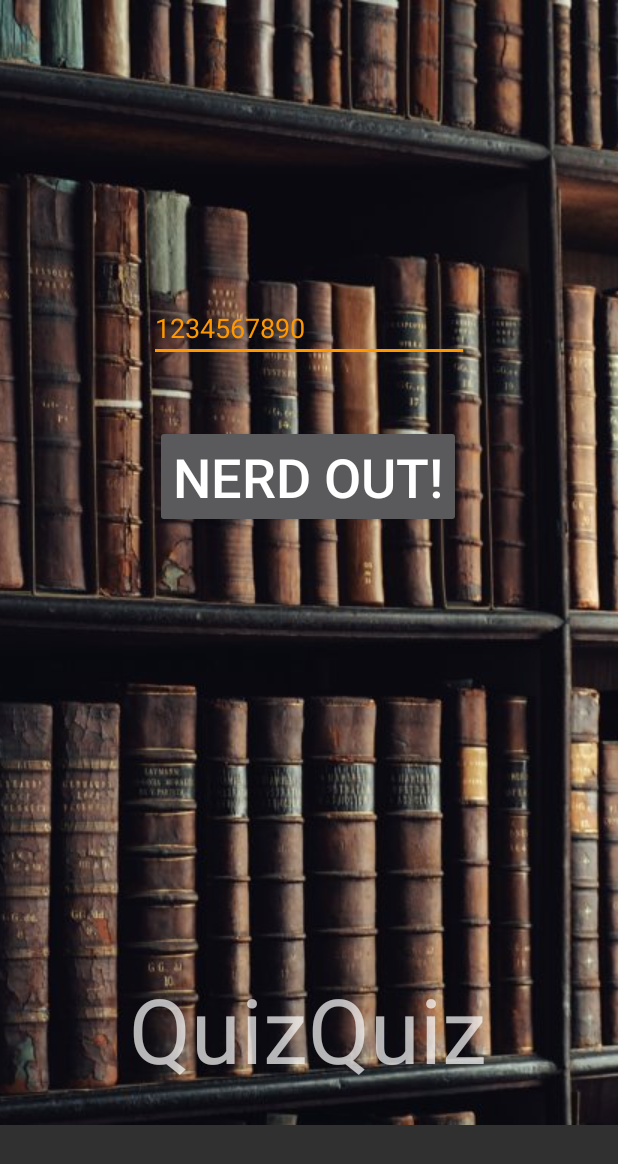
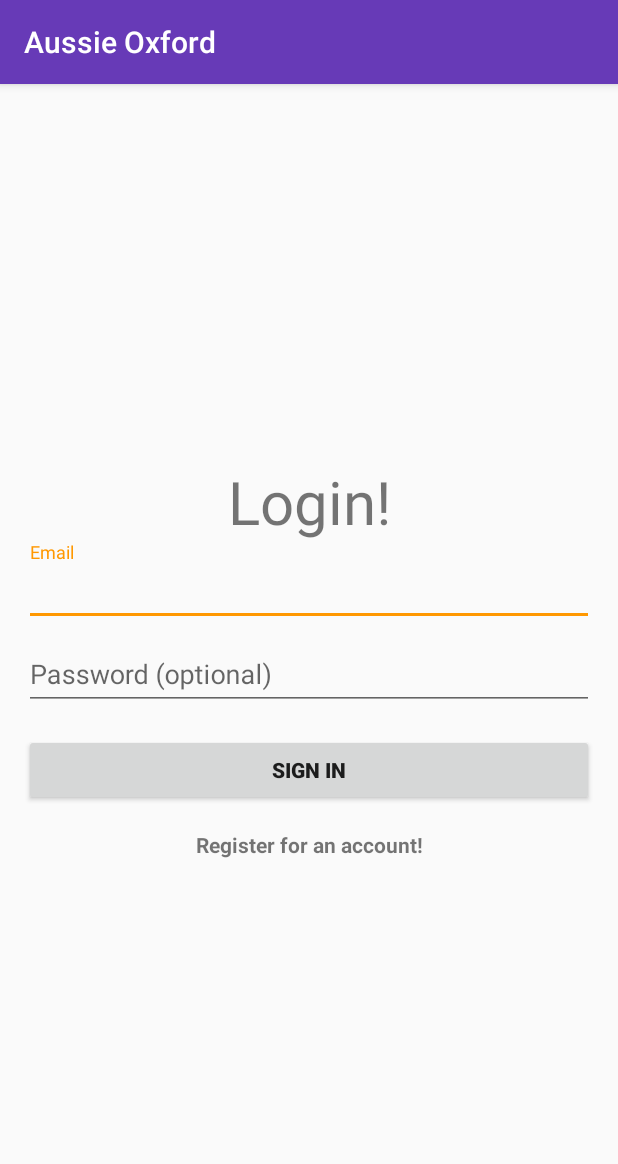
Before and after one commit to evanjohnso/QuickQuiz, an Android app: the screen it shows after launch (MainActivity before the commit, LoginActivity after it), on a phone screen of 412 x 824 dp. Shown: the top 1164 px of the screen. Run offline under Robolectric (Android 15) with nearby library versions, the phone set to English and light mode, and no system bars; our stand-ins replace ButterKnife, Firebase (no records; nobody signed in at launch, a user with empty details on screens opened directly); 2 statements that could not run were skipped.

Commit message:
add login activity

```diff
--- /dev/null
+++ b/app/src/main/java/com/evanrjohnso/quickquiz/ui/LoginActivity.java
@@ -0,0 +1,423 @@
+package com.evanrjohnso.quickquiz.ui;
+
+import android.animation.Animator;
+import android.animation.AnimatorListenerAdapter;
+import android.annotation.TargetApi;
+import android.content.Intent;
+import android.content.pm.PackageManager;
+import android.support.annotation.NonNull;
+import android.support.design.widget.Snackbar;
+import android.support.v7.app.AppCompatActivity;
+import android.app.LoaderManager.LoaderCallbacks;
+
+import android.content.CursorLoader;
+import android.content.Loader;
+import android.database.Cursor;
+import android.net.Uri;
+import android.os.AsyncTask;
+
+import android.os.Build;
+import android.os.Bundle;
+import android.provider.ContactsContract;
+import android.text.TextUtils;
+import android.util.Log;
+import android.view.KeyEvent;
+import android.view.View;
+import android.view.View.OnClickListener;
+import android.view.inputmethod.EditorInfo;
+import android.widget.ArrayAdapter;
+import android.widget.AutoCompleteTextView;
+import android.widget.Button;
+import android.widget.EditText;
+import android.widget.TextView;
+import android.widget.Toast;
+
+import com.evanrjohnso.quickquiz.R;
+import com.google.android.gms.tasks.OnCompleteListener;
+import com.google.android.gms.tasks.Task;
+import com.google.firebase.auth.AuthResult;
+import com.google.firebase.auth.FirebaseAuth;
+import com.google.firebase.auth.FirebaseUser;
+
+import java.util.ArrayList;
+import java.util.List;
+
+import butterknife.Bind;
+import butterknife.ButterKnife;
+import butterknife.OnClick;
+
+import static android.Manifest.permission.READ_CONTACTS;
+
+/**
+ * A login screen that offers login via email/password.
+ */
+public class LoginActivity extends AppCompatActivity implements LoaderCallbacks<Cursor> {
+
+    /**
+     * Id to identity READ_CONTACTS permission request.
+     */
+    private static final int REQUEST_READ_CONTACTS = 0;
+
+    /**
+     * A dummy authentication store containing known user names and passwords.
+     * TODO: remove after connecting to a real authentication system.
+     */
+    private static final String[] DUMMY_CREDENTIALS = new String[]{
+            "foo@example.com:hello", "bar@example.com:world"
+    };
+    /**
+     * Keep track of the login task to ensure we can cancel it if requested.
+     */
+    private UserLoginTask mAuthTask = null;
+    private FirebaseAuth firebaseAuth;
+    private FirebaseAuth.AuthStateListener fbAuthListener;
+
+    @OnClick(R.id.email_sign_in_button)
+    public void signInButtonClicked(View v) {
+        attemptLogin();
+    }
+    @Bind(R.id.email) AutoCompleteTextView mEmailEditText;
+    @Bind(R.id.password) EditText mPasswordEditText;
+
+    @OnClick(R.id.register_account_textview)
+    public void registerButtonClicked(View v) {
+        startActivity(new Intent(LoginActivity.this, CreateAccountActivity.class));
+        finish();
+    }
+
+    private AutoCompleteTextView mEmailView;
+    private EditText mPasswordView;
+    private View mProgressView;
+    private View mLoginFormView;
+
+    @Override
+    protected void onCreate(Bundle savedInstanceState) {
+        super.onCreate(savedInstanceState);
+        setContentView(R.layout.activity_login);
+        // Set up the login form.
+        mEmailView = (AutoCompleteTextView) findViewById(R.id.email);
+
+        firebaseAuth = FirebaseAuth.getInstance();
+        fbAuthListener = createAuthListener();
+
+        populateAutoComplete();
+        ButterKnife.bind(this);
+
+        mPasswordView = (EditText) findViewById(R.id.password);
+        mPasswordView.setOnEditorActionListener(new TextView.OnEditorActionListener() {
+            @Override
+            public boolean onEditorAction(TextView textView, int id, KeyEvent keyEvent) {
+                if (id == R.id.login || id == EditorInfo.IME_NULL) {
+                    attemptLogin();
+                    return true;
+                }
+                return false;
+            }
+        });
+
+        Button mEmailSignInButton = (Button) findViewById(R.id.email_sign_in_button);
+        mEmailSignInButton.setOnClickListener(new OnClickListener() {
+            @Override
+            public void onClick(View view) {
+                attemptLogin();
+            }
+        });
+
+        mLoginFormView = findViewById(R.id.login_form);
+        mProgressView = findViewById(R.id.login_progress);
+    }
+
+    @Override
+    public void onStart() {
+        super.onStart();
+        firebaseAuth.addAuthStateListener(fbAuthListener);
+    }
+
+    @Override
+    public void onStop() {
+        super.onStop();
+        if (fbAuthListener != null) {
+                firebaseAuth.removeAuthStateListener(fbAuthListener);
+        }
+    }
+    private FirebaseAuth.AuthStateListener createAuthListener() {
+        return new FirebaseAuth.AuthStateListener() {
+            @Override
+            public void onAuthStateChanged(@NonNull FirebaseAuth firebaseAuth) {
+                FirebaseUser user = firebaseAuth.getCurrentUser();
+                if (user != null) {
+                    Intent intent = new Intent(LoginActivity.this, MainActivity.class);
+                    intent.setFlags(Intent.FLAG_ACTIVITY_NEW_TASK | Intent.FLAG_ACTIVITY_CLEAR_TASK);
+                    startActivity(intent);
+                    finish();
+                }
+            }
+        };
+    }
+
+    private void populateAutoComplete() {
+        if (!mayRequestContacts()) {
+            return;
+        }
+
+        getLoaderManager().initLoader(0, null, this);
+    }
+
+    private boolean mayRequestContacts() {
+        if (Build.VERSION.SDK_INT < Build.VERSION_CODES.M) {
+            return true;
+        }
+        if (checkSelfPermission(READ_CONTACTS) == PackageManager.PERMISSION_GRANTED) {
+            return true;
+        }
+        if (shouldShowRequestPermissionRationale(READ_CONTACTS)) {
+            Snackbar.make(mEmailView, R.string.permission_rationale, Snackbar.LENGTH_INDEFINITE)
+                    .setAction(android.R.string.ok, new View.OnClickListener() {
+                        @Override
+                        @TargetApi(Build.VERSION_CODES.M)
+                        public void onClick(View v) {
+                            requestPermissions(new String[]{READ_CONTACTS}, REQUEST_READ_CONTACTS);
+                        }
+                    });
+        } else {
+            requestPermissions(new String[]{READ_CONTACTS}, REQUEST_READ_CONTACTS);
+        }
+        return false;
+    }
+
+    /**
+     * Callback received when a permissions request has been completed.
+     */
+    @Override
+    public void onRequestPermissionsResult(int requestCode, @NonNull String[] permissions,
+                                           @NonNull int[] grantResults) {
+        if (requestCode == REQUEST_READ_CONTACTS) {
+            if (grantResults.length == 1 && grantResults[0] == PackageManager.PERMISSION_GRANTED) {
+                populateAutoComplete();
+            }
+        }
+    }
+
+
+    /**
+     * Attempts to sign in or register the account specified by the login form.
+     * If there are form errors (invalid email, missing fields, etc.), the
+     * errors are presented and no actual login attempt is made.
+     */
+    private void attemptLogin() {
+        if (mAuthTask != null) {
+            return;
+        }
+
+        // Reset errors.
+        mEmailView.setError(null);
+        mPasswordView.setError(null);
+
+        // Store values at the time of the login attempt.
+        String email = mEmailView.getText().toString().trim();
+        String password = mPasswordView.getText().toString().trim();
+
+        boolean cancel = false;
+        View focusView = null;
+
+        // Check for a valid password, if the user entered one.
+        if (!TextUtils.isEmpty(password) && !isPasswordValid(password)) {
+            mPasswordView.setError(getString(R.string.error_invalid_password));
+            focusView = mPasswordView;
+            cancel = true;
+        }
+
+        // Check for a valid email address.
+        if (TextUtils.isEmpty(email)) {
+            mEmailView.setError(getString(R.string.error_field_required));
+            focusView = mEmailView;
+            cancel = true;
+        } else if (!isEmailValid(email)) {
+            mEmailView.setError(getString(R.string.error_invalid_email));
+            focusView = mEmailView;
+            cancel = true;
+        }
+
+        if (cancel) {
+            // There was an error; don't attempt login and focus the first
+            // form field with an error.
+            focusView.requestFocus();
+        } else {
+            // Show a progress spinner, and kick off a background task to
+            // perform the user login attempt.
+            showProgress(true);
+            firebaseLogin(email, password);
+        }
+    }
+
+    private void firebaseLogin(String email, String password) {
+        firebaseAuth.signInWithEmailAndPassword(email, password)
+                .addOnCompleteListener(this, new OnCompleteListener<AuthResult>() {
+
+                    @Override
+                    public void onComplete(@NonNull Task<AuthResult> task) {
+                        if (!task.isSuccessful()) {
+                            showProgress(false);
+                            Toast.makeText(LoginActivity.this, "Authentication failed.",
+                                    Toast.LENGTH_SHORT).show();
+                        }
+                    }
+                });
+    }
+
+    private boolean isEmailValid(String email) {
+        return email.contains("@")
+                && android.util.Patterns.EMAIL_ADDRESS.matcher(email).matches();
+    }
+
+    private boolean isPasswordValid(String password) {
+        return password.length() > 6;
+    }
+
+    /**
+     * Shows the progress UI and hides the login form.
+     */
+    @TargetApi(Build.VERSION_CODES.HONEYCOMB_MR2)
+    private void showProgress(final boolean show) {
+        // On Honeycomb MR2 we have the ViewPropertyAnimator APIs, which allow
+        // for very easy animations. If available, use these APIs to fade-in
+        // the progress spinner.
+        if (Build.VERSION.SDK_INT >= Build.VERSION_CODES.HONEYCOMB_MR2) {
+            int shortAnimTime = getResources().getInteger(android.R.integer.config_shortAnimTime);
+
+            mLoginFormView.setVisibility(show ? View.GONE : View.VISIBLE);
+            mLoginFormView.animate().setDuration(shortAnimTime).alpha(
+                    show ? 0 : 1).setListener(new AnimatorListenerAdapter() {
+                @Override
+                public void onAnimationEnd(Animator animation) {
+                    mLoginFormView.setVisibility(show ? View.GONE : View.VISIBLE);
+                }
+            });
+
+            mProgressView.setVisibility(show ? View.VISIBLE : View.GONE);
+            mProgressView.animate().setDuration(shortAnimTime).alpha(
+                    show ? 1 : 0).setListener(new AnimatorListenerAdapter() {
+                @Override
+                public void onAnimationEnd(Animator animation) {
+                    mProgressView.setVisibility(show ? View.VISIBLE : View.GONE);
+                }
+            });
+        } else {
+            // The ViewPropertyAnimator APIs are not available, so simply show
+            // and hide the relevant UI components.
+            mProgressView.setVisibility(show ? View.VISIBLE : View.GONE);
+            mLoginFormView.setVisibility(show ? View.GONE : View.VISIBLE);
+        }
+    }
+
+    @Override
+    public Loader<Cursor> onCreateLoader(int i, Bundle bundle) {
+        return new CursorLoader(this,
+                // Retrieve data rows for the device user's 'profile' contact.
+                Uri.withAppendedPath(ContactsContract.Profile.CONTENT_URI,
+                        ContactsContract.Contacts.Data.CONTENT_DIRECTORY), ProfileQuery.PROJECTION,
+
+                // Select only email addresses.
+                ContactsContract.Contacts.Data.MIMETYPE +
+                        " = ?", new String[]{ContactsContract.CommonDataKinds.Email
+                .CONTENT_ITEM_TYPE},
+
+                // Show primary email addresses first. Note that there won't be
+                // a primary email address if the user hasn't specified one.
+                ContactsContract.Contacts.Data.IS_PRIMARY + " DESC");
+    }
+
+    @Override
+    public void onLoadFinished(Loader<Cursor> cursorLoader, Cursor cursor) {
+        List<String> emails = new ArrayList<>();
+        cursor.moveToFirst();
+        while (!cursor.isAfterLast()) {
+            emails.add(cursor.getString(ProfileQuery.ADDRESS));
+            cursor.moveToNext();
+        }
+
+        addEmailsToAutoComplete(emails);
+    }
+
+    @Override
+    public void onLoaderReset(Loader<Cursor> cursorLoader) {
+
+    }
+
+    private void addEmailsToAutoComplete(List<String> emailAddressCollection) {
+        //Create adapter to tell the AutoCompleteTextView what to show in its dropdown list.
+        ArrayAdapter<String> adapter =
+                new ArrayAdapter<>(LoginActivity.this,
+                        android.R.layout.simple_dropdown_item_1line, emailAddressCollection);
+
+        mEmailView.setAdapter(adapter);
+    }
+
+
+    private interface ProfileQuery {
+        String[] PROJECTION = {
+                ContactsContract.CommonDataKinds.Email.ADDRESS,
+                ContactsContract.CommonDataKinds.Email.IS_PRIMARY,
+        };
+
+        int ADDRESS = 0;
+        int IS_PRIMARY = 1;
+    }
+
+    /**
+     * Represents an asynchronous login/registration task used to authenticate
+     * the user.
+     */
+    public class UserLoginTask extends AsyncTask<Void, Void, Boolean> {
+
+        private final String mEmail;
+        private final String mPassword;
+
+        UserLoginTask(String email, String password) {
+            mEmail = email;
+            mPassword = password;
+        }
+
+        @Override
+        protected Boolean doInBackground(Void... params) {
+            // TODO: attempt authentication against a network service.
+
+            try {
+                // Simulate network access.
+                Thread.sleep(2000);
+            } catch (InterruptedException e) {
+                return false;
+            }
+
+            for (String credential : DUMMY_CREDENTIALS) {
+                String[] pieces = credential.split(":");
+                if (pieces[0].equals(mEmail)) {
+                    // Account exists, return true if the password matches.
+                    return pieces[1].equals(mPassword);
+                }
+            }
+
+            // TODO: register the new account here.
+            return true;
+        }
+
+        @Override
+        protected void onPostExecute(final Boolean success) {
+            mAuthTask = null;
+            showProgress(false);
+
+            if (success) {
+                finish();
+            } else {
+                mPasswordView.setError(getString(R.string.error_incorrect_password));
+                mPasswordView.requestFocus();
+            }
+        }
+
+        @Override
+        protected void onCancelled() {
+            mAuthTask = null;
+            showProgress(false);
+        }
+    }
+}
--- /dev/null
+++ b/app/src/main/res/layout/activity_login.xml
@@ -0,0 +1,92 @@
+<LinearLayout xmlns:android="http://schemas.android.com/apk/res/android"
+    xmlns:tools="http://schemas.android.com/tools"
+    android:layout_width="match_parent"
+    android:layout_height="match_parent"
+    android:gravity="center_horizontal"
+    android:orientation="vertical"
+    android:paddingBottom="@dimen/activity_vertical_margin"
+    android:paddingLeft="@dimen/activity_horizontal_margin"
+    android:paddingRight="@dimen/activity_horizontal_margin"
+    android:paddingTop="@dimen/activity_vertical_margin"
+    tools:context="com.evanrjohnso.quickquiz.ui.LoginActivity">
+
+    <!-- Login progress -->
+    <ScrollView
+        android:id="@+id/login_form"
+        android:layout_width="match_parent"
+        android:layout_height="match_parent">
+
+        <LinearLayout
+            android:id="@+id/email_login_form"
+            android:textAlignment="gravity"
+            android:layout_width="match_parent"
+            android:layout_height="wrap_content"
+            android:orientation="vertical"
+            android:layout_gravity="center">
+
+            <TextView
+                android:layout_width="match_parent"
+                android:layout_height="wrap_content"
+                android:text="@string/login"
+                android:textAlignment="center"
+                android:textSize="40dp" />
+
+            <android.support.design.widget.TextInputLayout
+                android:layout_width="match_parent"
+                android:layout_height="wrap_content">
+
+                <AutoCompleteTextView
+                    android:id="@+id/email"
+                    android:layout_width="match_parent"
+                    android:layout_height="wrap_content"
+                    android:hint="@string/prompt_email"
+                    android:inputType="textEmailAddress"
+                    android:maxLines="1" />
+
+            </android.support.design.widget.TextInputLayout>
+
+            <android.support.design.widget.TextInputLayout
+                android:layout_width="match_parent"
+                android:layout_height="wrap_content">
+
+                <EditText
+                    android:id="@+id/password"
+                    android:layout_width="match_parent"
+                    android:layout_height="wrap_content"
+                    android:hint="@string/prompt_password"
+                    android:imeActionId="@+id/login"
+                    android:imeActionLabel="@string/action_sign_in_short"
+                    android:imeOptions="actionUnspecified"
+                    android:inputType="textPassword"
+                    android:maxLines="1" />
+
+            </android.support.design.widget.TextInputLayout>
+
+            <Button
+                android:id="@+id/email_sign_in_button"
+                android:layout_width="match_parent"
+                android:layout_height="wrap_content"
+                android:layout_marginTop="16dp"
+                android:text="@string/action_sign_in_short"
+                android:textStyle="bold" />
+
+            <TextView
+                android:id="@+id/register_account_textview"
+                android:layout_width="match_parent"
+                android:layout_height="wrap_content"
+                android:paddingTop="16dp"
+                android:text="@string/register_for_an_account"
+                android:textAlignment="center"
+                android:textStyle="bold" />
+
+        </LinearLayout>
+    </ScrollView>
+
+    <ProgressBar
+        android:id="@+id/login_progress"
+        android:layout_width="wrap_content"
+        android:layout_height="wrap_content"
+        android:layout_marginBottom="8dp"
+        android:visibility="gone" />
+
+</LinearLayout>
--- /dev/null
+++ b/app/src/main/res/values/dimens.xml
@@ -0,0 +1,6 @@
+<resources>
+    <!-- Default screen margins, per the Android Design guidelines. -->
+    <dimen name="activity_horizontal_margin">16dp</dimen>
+    <dimen name="activity_vertical_margin">16dp</dimen>
+    <dimen name="fab_margin">16dp</dimen>
+</resources>
--- a/app/src/main/res/values/strings.xml
+++ b/app/src/main/res/values/strings.xml
@@ -6,4 +6,21 @@
     <string name="enter_your_number">Enter your number!</string>
     <string name="they_have_all_functionality_of_a_non_nested_class_but_with_limited_scope_they_also_have_full_access_to_the_class_in_which_they_are_nested">They have all functionality of a non-nested class, but with limited scope. They also have full access to the class in which they are nested.</string>
     <string name="word">Word</string>
+    <string name="title_activity_login">Sign in</string>
+
+    <!-- Strings related to login -->
+    <string name="prompt_email">Email</string>
+    <string name="prompt_password">Password (optional)</string>
+    <string name="action_sign_in">Sign in or register</string>
+    <string name="action_sign_in_short">Sign in</string>
+    <string name="error_invalid_email">This email address is invalid</string>
+    <string name="error_invalid_password">This password is too short</string>
+    <string name="error_incorrect_password">This password is incorrect</string>
+    <string name="error_field_required">This field is required</string>
+    <string name="permission_rationale">"Contacts permissions are needed for providing email
+        completions."
+    </string>
+    <string name="register_for_an_account">Register for an account!</string>
+    <string name="login">Login!</string>
+    <string name="title_activity_create_account">CreateAccountActivity</string>
 </resources>
--- a/app/src/main/res/values/styles.xml
+++ b/app/src/main/res/values/styles.xml
@@ -14,4 +14,13 @@
         <item name="colorAccent">@color/colorAccent</item>
     </style>
 
+    <style name="AppTheme.NoActionBar">
+        <item name="windowActionBar">false</item>
+        <item name="windowNoTitle">true</item>
+    </style>
+
+    <style name="AppTheme.AppBarOverlay" parent="ThemeOverlay.AppCompat.Dark.ActionBar" />
+
+    <style name="AppTheme.PopupOverlay" parent="ThemeOverlay.AppCompat.Light" />
+
 </resources>
--- a/build.gradle
+++ b/build.gradle
@@ -6,7 +6,7 @@ buildscript {
     }
     dependencies {
         classpath 'com.android.tools.build:gradle:2.3.2'
-
+        classpath 'com.google.gms:google-services:3.1.0'
         // NOTE: Do not place your application dependencies here; they belong
         // in the individual module build.gradle files
     }
```
Also changed, not shown: app/build.gradle (+17 -0 lines), app/src/main/AndroidManifest.xml (+17 -7 lines), app/src/main/java/com/evanrjohnso/quickquiz/ui/CreateAccountActivity.java (added, +31 -0 lines), app/src/main/res/layout/activity_create_account.xml (added, +33 -0 lines), app/src/main/res/layout/content_create_account.xml (added, +11 -0 lines).
